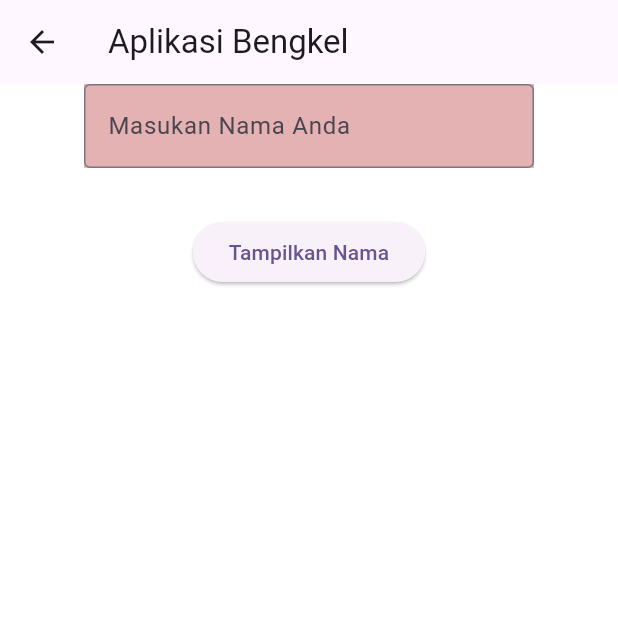
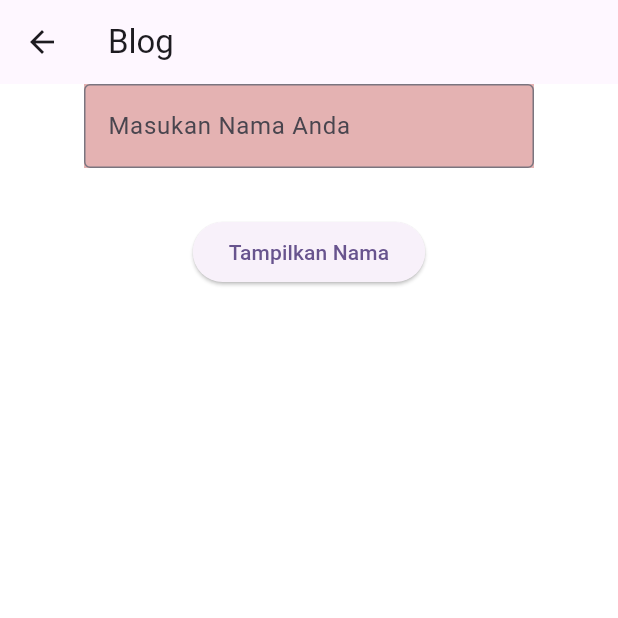
Before and after one commit to riotbaik74-commits/bengkel, a Flutter app: the MyHomePage screen opened by its route, on a phone screen of 412 x 824 dp, the top half of it. Run offline on Flutter 3.47's test engine with Material 3 defaults, Android fonts, the phone set to English and light mode, and no system bars.

Commit message:
Oct 7, 2026, 3:18 PM

```diff
--- a/lib/MyHomePage.dart
+++ b/lib/MyHomePage.dart
@@ -14,7 +14,13 @@ class _MyHomePageState extends State<MyHomePage> {
   Widget build(BuildContext context) {
     return Scaffold(
       appBar: AppBar(
-        title: Text("Aplikasi Bengkel"),
+        leading: IconButton(
+          icon: Icon(Icons.arrow_back),
+          onPressed: () {
+            Navigator.pop(context);
+          },
+        ),
+        title: Text("Blog"),
       ),
 
       backgroundColor: Color(0xFFFFFFFF),
@@ -39,12 +45,13 @@ class _MyHomePageState extends State<MyHomePage> {
             ),
           ),
 
-          Padding(padding: EdgeInsets.all(16)
+          Padding(
+            padding: EdgeInsets.all(16)
           ),
+
           ElevatedButton(
             child: Text("Tampilkan Nama"),
             onPressed: () {
-              // Logic
               print(inputNama.text);
             },
           ),
```
